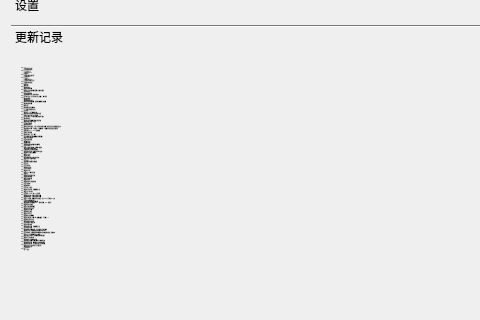
Above: source/ui/MoreUi.ui from ChiyukiGana/Quickinput before the change; both pictures show x 0 to 480 and y 177 to 497 of the 800 by 790 pixel window. Below: the same form after it.
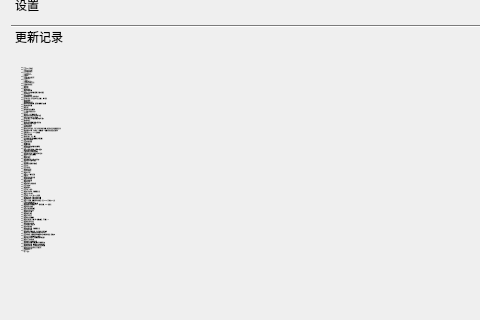
That is the form after the change. The open tabs and pages were chosen to show the change. Icons and pictures are not drawn.

Diff of the .ui file:
```diff
--- a/source/ui/MoreUi.ui
+++ b/source/ui/MoreUi.ui
@@ -934,7 +934,7 @@
            <x>0</x>
            <y>0</y>
            <width>761</width>
-           <height>3121</height>
+           <height>3155</height>
           </rect>
          </property>
          <attribute name="label">
@@ -973,7 +973,9 @@
              </font>
             </property>
             <property name="text">
-             <string>2024-10-6
+             <string>2024-10-9
+　　1：支持XBox手柄触发
+2024-10-6
 　　1：修复定时丢失内容
 　　2：优化右键菜单颜色
 2024-9-25
```
Left out of the diff: 16 changed lines with no effect on the pictures.
